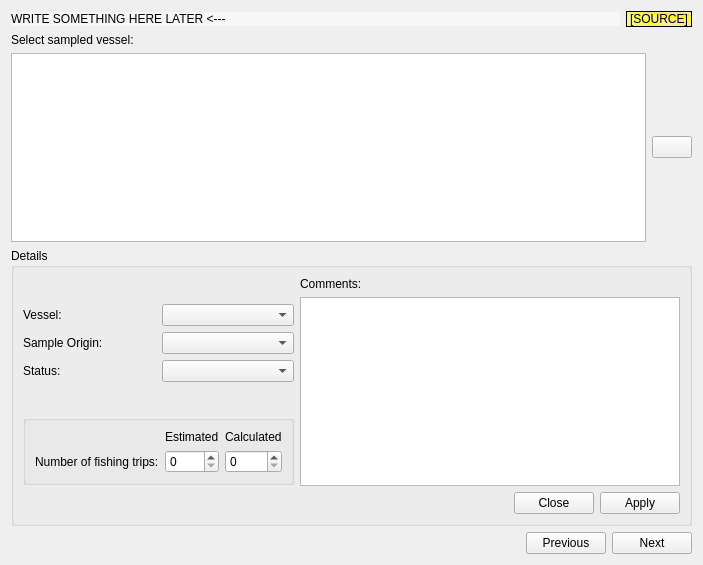
doublebyte1/app_solution, file app_new/frmvessel.ui: the form before one commit.
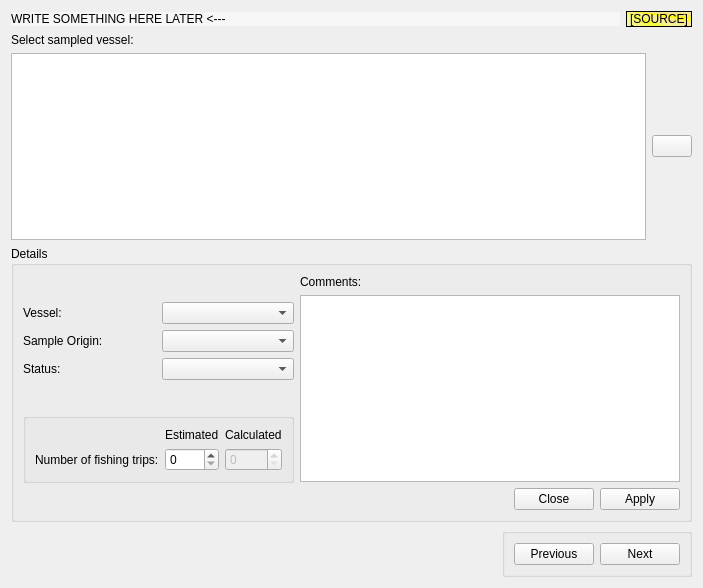
The form after the commit. Icons and pictures are not drawn.

```diff
--- a/app_new/frmvessel.ui
+++ b/app_new/frmvessel.ui
@@ -7,7 +7,7 @@
     <x>0</x>
     <y>0</y>
     <width>703</width>
-    <height>565</height>
+    <height>588</height>
    </rect>
   </property>
   <property name="windowTitle">
@@ -225,7 +225,11 @@
             <widget class="QSpinBox" name="spinET"/>
            </item>
            <item row="1" column="2">
-            <widget class="QSpinBox" name="spinCT"/>
+            <widget class="QSpinBox" name="spinCT">
+             <property name="enabled">
+              <bool>false</bool>
+             </property>
+            </widget>
            </item>
           </layout>
          </widget>
@@ -273,7 +277,7 @@
     </widget>
    </item>
    <item>
-    <layout class="QHBoxLayout" name="horizontalLayout_2">
+    <layout class="QHBoxLayout" name="horizontalLayout_8">
      <item>
       <spacer name="horizontalSpacer_2">
        <property name="orientation">
@@ -288,6 +292,12 @@
       </spacer>
      </item>
      <item>
+      <widget class="QGroupBox" name="groupBox">
+       <property name="title">
+        <string/>
+       </property>
+       <layout class="QHBoxLayout" name="horizontalLayout_2">
+        <item>
       <widget class="QPushButton" name="pushPrevious">
        <property name="text">
         <string>Previous</string>
@@ -307,6 +317,9 @@
         <iconset resource="app_new.qrc">
          <normaloff>:/app_new/forward.png</normaloff>:/app_new/forward.png</iconset>
        </property>
+         </widget>
+        </item>
+       </layout>
       </widget>
      </item>
     </layout>
```
Lines whose indentation alone changed are shown as unchanged.
